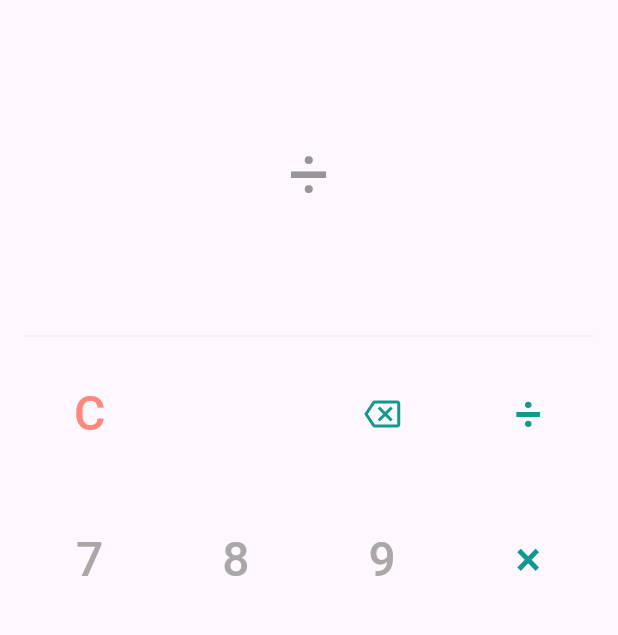
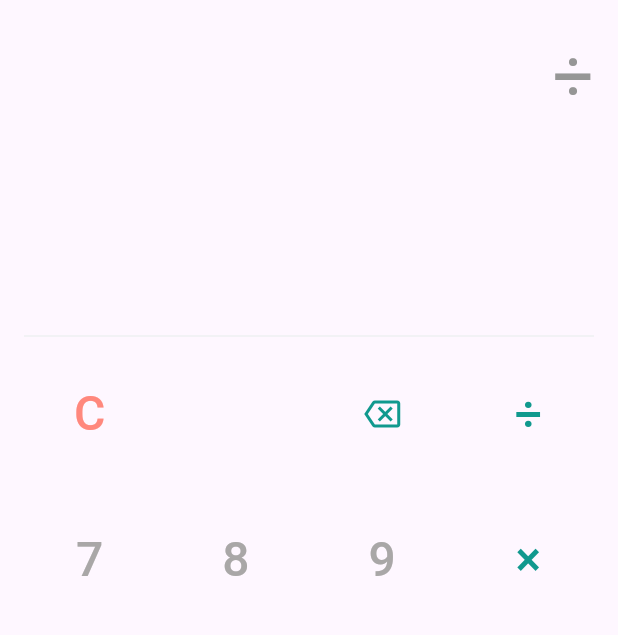
Before and after one commit to turcanud/mobile_calculator_app, a Flutter app: the screen it shows after launch, after a tap on an icon or button, on a phone screen of 412 x 824 dp, the part 75-710 px from its top. Run offline on Flutter 3.47's test engine with Material 3 defaults, Android fonts, the phone set to English and light mode, and no system bars; our stand-ins replace get, math_expressions.

Commit message:
Command line UI for the expression and result

```diff
--- a/lib/core/constants/app_constants.dart
+++ b/lib/core/constants/app_constants.dart
@@ -1,3 +1,16 @@
 class AppConstants {
   static const List<String> kSupportedOperators = ['+', '-', '×', '÷'];
+  static const List<String> kSupportedNumbers = [
+    '0',
+    '1',
+    '2',
+    '3',
+    '4',
+    '5',
+    '6',
+    '7',
+    '8',
+    '9',
+  ];
+  static const int kMaxFontSizeDefaultLength = 12;
 }
--- a/lib/pages/calculator/calculator_controller.dart
+++ b/lib/pages/calculator/calculator_controller.dart
@@ -5,6 +5,7 @@ import '../../core/constants/app_constants.dart';
 
 class CalculatorController extends GetxController {
   final expression = RxString('');
+  final result = RxString('');
 
   void append(String value) {
     if (expression.value == 'Error') {
@@ -27,6 +28,7 @@ class CalculatorController extends GetxController {
 
   void clear() {
     expression.value = '';
+    result.value = '';
   }
 
   void deleteLast() {
@@ -54,11 +56,9 @@ class CalculatorController extends GetxController {
       var context = ContextModel();
       var evaluator = RealEvaluator(context);
       num eval = evaluator.evaluate(exp);
-      expression.value = eval % 1 == 0
-          ? eval.toInt().toString()
-          : eval.toString();
+      result.value = eval % 1 == 0 ? eval.toInt().toString() : eval.toString();
     } catch (e) {
-      expression.value = 'Error';
+      result.value = 'Error';
     }
   }
 }
--- a/lib/pages/calculator/calculator_page.dart
+++ b/lib/pages/calculator/calculator_page.dart
@@ -26,9 +26,15 @@ class _CalculatorPageState extends State<CalculatorPage> {
   @override
   Widget build(BuildContext context) {
     return Column(
+      crossAxisAlignment: CrossAxisAlignment.end,
       children: [
         TitleHeader(title: "Calculator"),
-        Obx(() => CommandLine(expression: controller.expression.value)),
+        Obx(
+          () => CommandLine(
+            expression: controller.expression.value,
+            result: controller.result.value,
+          ),
+        ),
         const Divider(color: DesignConstants.kDividerColor),
         ButtonsGrid(
           onAppend: (value) => controller.append(value),
--- a/lib/utils/widgets/command_line.dart
+++ b/lib/utils/widgets/command_line.dart
@@ -1,25 +1,56 @@
+import 'package:StartApp/core/constants/app_constants.dart';
 import 'package:flutter/material.dart';
 
 import '../../../../core/constants/design_constants.dart';
 
 class CommandLine extends StatelessWidget {
   final String expression;
-  const CommandLine({super.key, required this.expression});
+  final String result;
+  const CommandLine({
+    super.key,
+    required this.expression,
+    required this.result,
+  });
 
   @override
   Widget build(BuildContext context) {
     return SizedBox(
       height: 200.0,
-      child: Center(
+      child: Column(
+        crossAxisAlignment: CrossAxisAlignment.end,
+        children: [
+          SingleChildScrollView(
+            scrollDirection: Axis.horizontal,
+            reverse: true,
             child: Text(
               expression,
               style: TextStyle(
-            fontSize: 48.0,
+                fontSize:
+                    expression.length > AppConstants.kMaxFontSizeDefaultLength
+                    ? 33.0
+                    : 48.0,
                 fontWeight: FontWeight.w400,
                 color: DesignConstants.kCommandLineTextColor,
               ),
             ),
           ),
+          const SizedBox(height: 10.0),
+          SingleChildScrollView(
+            scrollDirection: Axis.horizontal,
+            reverse: true,
+            child: Text(
+              result,
+              style: TextStyle(
+                fontSize: result.length > AppConstants.kMaxFontSizeDefaultLength
+                    ? 33.0
+                    : 48.0,
+                fontWeight: FontWeight.w400,
+                color: DesignConstants.kCommandLineTextColor,
+              ),
+            ),
+          ),
+        ],
+      ),
     );
   }
 }
--- a/lib/utils/widgets/title_header.dart
+++ b/lib/utils/widgets/title_header.dart
@@ -8,6 +8,7 @@ class TitleHeader extends StatelessWidget {
   Widget build(BuildContext context) {
     return Container(
       margin: EdgeInsets.symmetric(vertical: 16.0),
+      child: Center(
         child: Text(
           title,
           textAlign: TextAlign.center,
@@ -17,6 +18,7 @@ class TitleHeader extends StatelessWidget {
             color: Colors.black,
           ),
         ),
+      ),
     );
   }
 }
```
Lines whose indentation alone changed are shown as unchanged.
